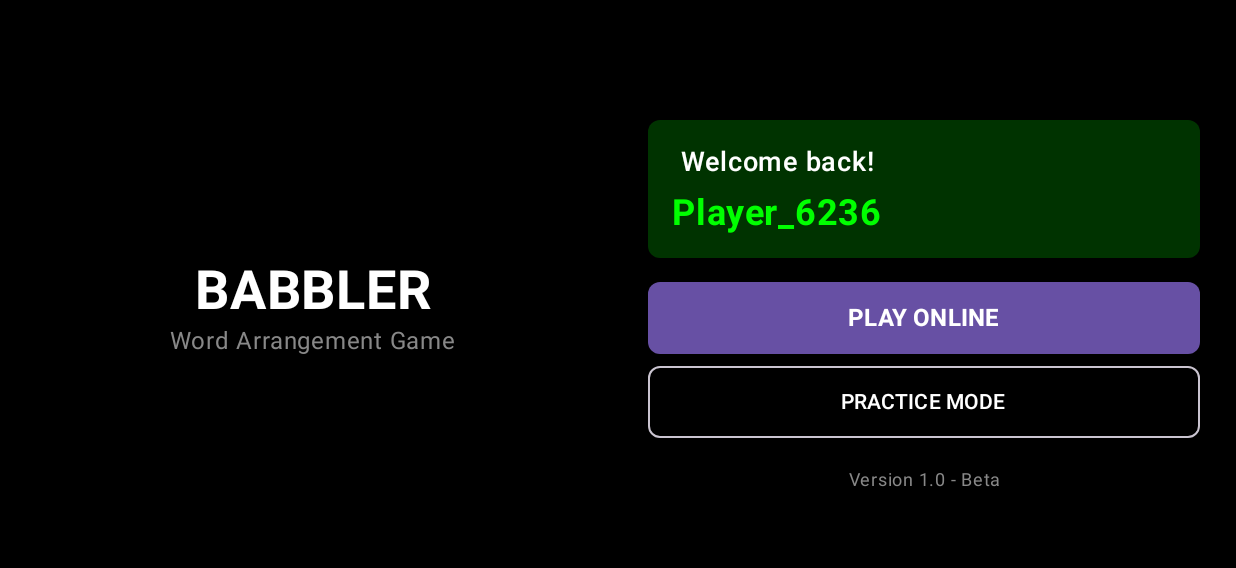
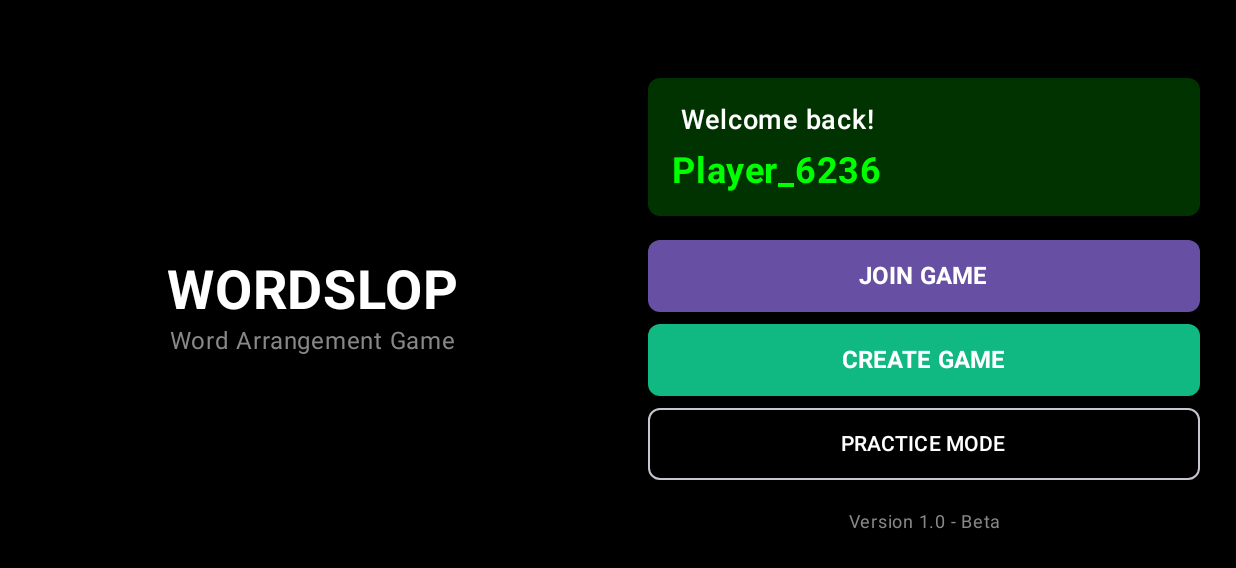
Before and after one commit to jensen2185/WordSlop, an Android app built with Jetpack Compose: the screen it shows after launch (MainActivity), after a tap on "Sign in with Google", on a phone screen of 824 x 412 dp (held sideways). Shown: the top 568 px of the screen. Run offline under Robolectric (Android 15) with nearby library versions, the phone set to English and light mode, and no system bars.

Commit message:
Basic babbler 4.7 Before backend

```diff
--- a/app/src/main/java/com/example/babbler/ui/components/ArrangementBar.kt
+++ b/app/src/main/java/com/example/babbler/ui/components/ArrangementBar.kt
@@ -237,7 +237,7 @@ fun DraggableArrangedWord(
                    contentAlignment = Alignment.Center,
                    modifier = Modifier
                        .padding(
-                           start = if (word.text == "'s" || word.text == "er") 1.dp else 8.dp, // Minimal left padding for suffixes
+                           start = if (word.text == "'s" || word.text == "er" || word.text == "s") 1.dp else 8.dp, // Minimal left padding for suffixes
                            end = 8.dp,
                            top = 6.dp,
                            bottom = 6.dp
--- a/app/src/main/java/com/example/babbler/ui/components/DraggableWordCard.kt
+++ b/app/src/main/java/com/example/babbler/ui/components/DraggableWordCard.kt
@@ -90,7 +90,7 @@ fun DraggableWordCard(
                    contentAlignment = Alignment.Center,
                    modifier = Modifier
                        .padding(
-                           start = if (word.text == "'s" || word.text == "er") 1.dp else 12.dp,
+                           start = if (word.text == "'s" || word.text == "er" || word.text == "s") 1.dp else 12.dp,
                            end = 12.dp,
                            top = 4.dp, // Reduced from 8dp to 4dp for shorter cards
                            bottom = 4.dp
--- a/app/src/main/java/com/example/babbler/ui/components/WordCard.kt
+++ b/app/src/main/java/com/example/babbler/ui/components/WordCard.kt
@@ -35,7 +35,7 @@ fun WordCard(
             contentAlignment = Alignment.Center,
             modifier = Modifier
                 .padding(
-                    start = if (word.text == "'s" || word.text == "er") 1.dp else 12.dp,
+                    start = if (word.text == "'s" || word.text == "er" || word.text == "s") 1.dp else 12.dp,
                     end = 12.dp,
                     top = 4.dp, // Reduced from 8dp to 4dp for shorter cards
                     bottom = 4.dp
--- a/app/src/main/java/com/example/babbler/ui/screens/MainMenuScreen.kt
+++ b/app/src/main/java/com/example/babbler/ui/screens/MainMenuScreen.kt
@@ -18,7 +18,8 @@ import androidx.compose.ui.unit.sp
 @Composable
 fun MainMenuScreen(
     modifier: Modifier = Modifier,
-    onPlayOnline: () -> Unit = {},
+    onJoinGame: () -> Unit = {},
+    onCreateGame: () -> Unit = {},
     onPracticeMode: () -> Unit = {}
 ) {
     var isLoggedIn by remember { mutableStateOf(false) }
@@ -41,7 +42,7 @@ fun MainMenuScreen(
             verticalArrangement = Arrangement.Center
         ) {
             Text(
-                text = "BABBLER",
+                text = "WORDSLOP",
                 fontSize = 36.sp,
                 fontWeight = FontWeight.Bold,
                 color = Color.White,
@@ -163,7 +164,7 @@ fun MainMenuScreen(
             // Game Mode Buttons
             if (isLoggedIn) {
                 Button(
-                    onClick = onPlayOnline,
+                    onClick = onJoinGame,
                     modifier = Modifier
                         .fillMaxWidth()
                         .height(48.dp)
@@ -174,7 +175,27 @@ fun MainMenuScreen(
                     shape = RoundedCornerShape(8.dp)
                 ) {
                     Text(
-                        text = "PLAY ONLINE",
+                        text = "JOIN GAME",
+                        fontSize = 16.sp,
+                        fontWeight = FontWeight.Bold
+                    )
+                }
+
+                Spacer(modifier = Modifier.height(8.dp))
+
+                Button(
+                    onClick = onCreateGame,
+                    modifier = Modifier
+                        .fillMaxWidth()
+                        .height(48.dp)
+                        .padding(horizontal = 8.dp),
+                    colors = ButtonDefaults.buttonColors(
+                        containerColor = Color(0xFF10B981) // Green color for create game
+                    ),
+                    shape = RoundedCornerShape(8.dp)
+                ) {
+                    Text(
+                        text = "CREATE GAME",
                         fontSize = 16.sp,
                         fontWeight = FontWeight.Bold
                     )
```
Also changed, not shown: app/src/main/java/com/example/babbler/MainActivity.kt (+101 -6 lines), app/src/main/java/com/example/babbler/ui/screens/WordGameScreen.kt (+42 -2 lines).
